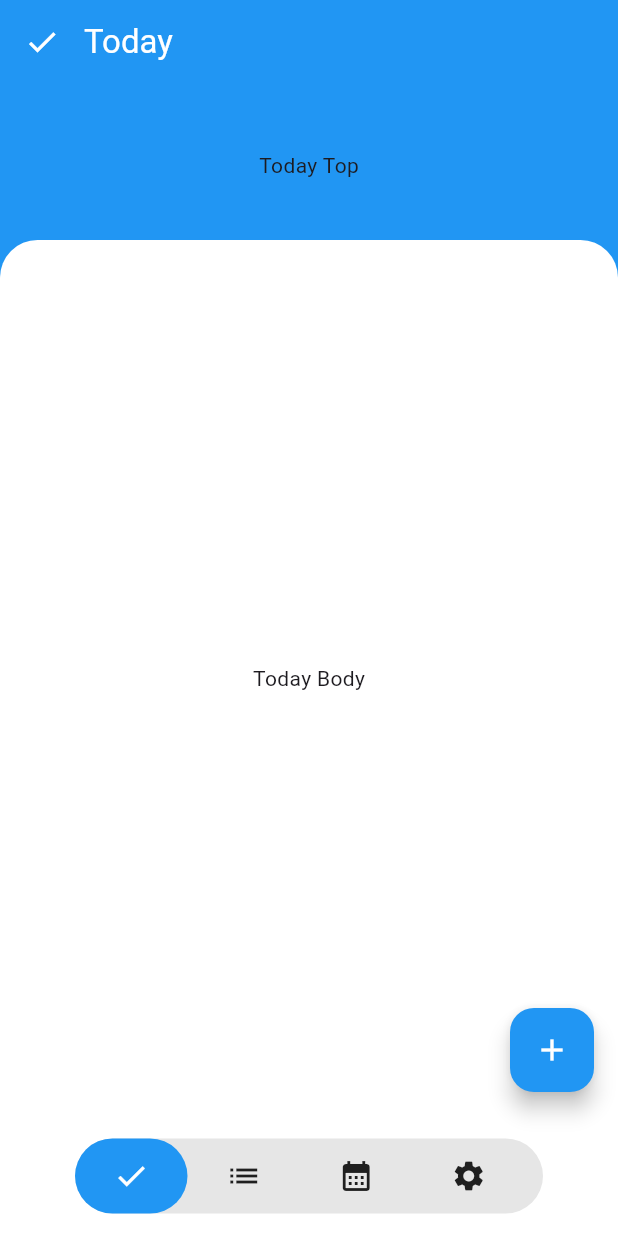
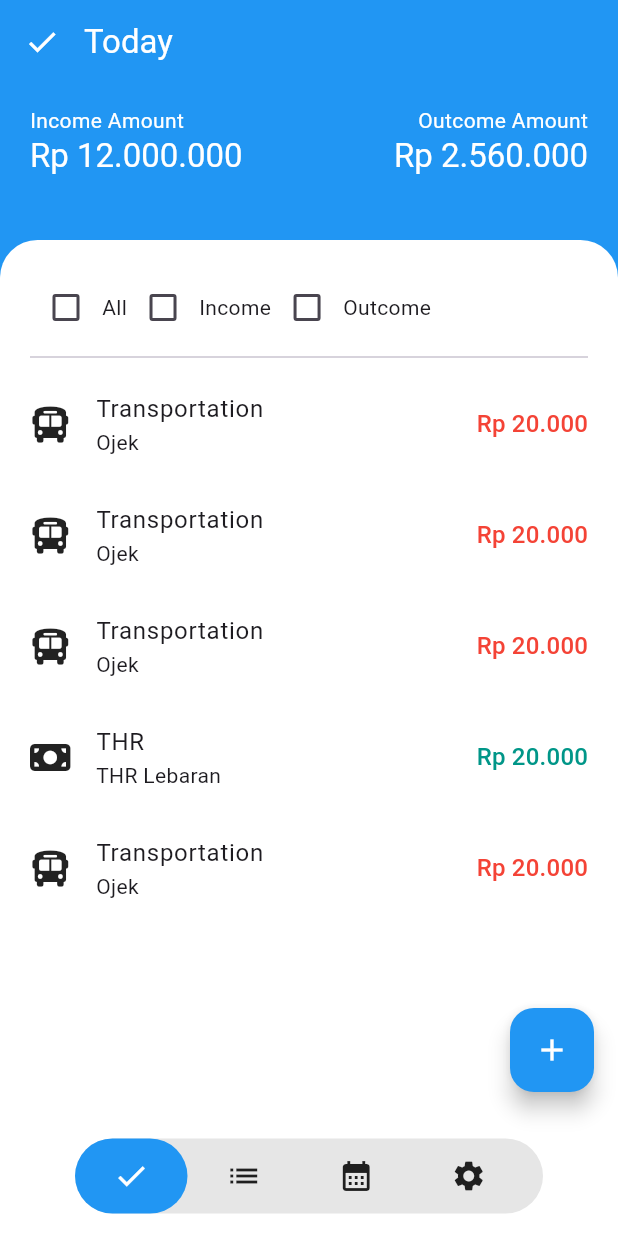
Before and after one commit to ffchrulrozi/my-budget, a Flutter app: the screen it shows after launch, on a phone screen of 412 x 824 dp. Run offline on Flutter 3.47's test engine with Material 3 defaults, Android fonts, the phone set to English and light mode, and no system bars; our stand-ins replace flutter_bloc, font_awesome_flutter, go_router.

Commit message:
new ui: today

```diff
--- /dev/null
+++ b/lib/features/today/models/item.dart
@@ -0,0 +1,22 @@
+import 'package:flutter/material.dart';
+
+class Item {
+  final String type;
+  final IconData icon;
+  final String title;
+  final String desc;
+  final int amount;
+
+  Item({
+    required this.type,
+    required this.icon,
+    required this.title,
+    required this.desc,
+    required this.amount,
+  });
+}
+
+class ItemType{
+  static String INCOME = "INCOME";
+  static String OUTCOME = "OUTCOME";
+}
--- a/lib/features/today/screens/today_body_screen.dart
+++ b/lib/features/today/screens/today_body_screen.dart
@@ -1,12 +1,23 @@
 import 'package:flutter/material.dart';
+import 'package:my_budget/features/today/screens/widgets/today_item_category_widget.dart';
+import 'package:my_budget/features/today/screens/widgets/today_item_widget.dart';
 
 class TodayBodyScreen extends StatelessWidget {
   const TodayBodyScreen({super.key});
 
   @override
   Widget build(BuildContext context) {
-    return Center(
-      child: Text("Today Body"),
+    return Padding(
+      padding: EdgeInsets.all(20),
+      child: Column(
+        children: [
+          TodayItemCategoryWidget(),
+          Divider(),
+          Expanded(
+            child: TodayItemWidget(),
+          )
+        ],
+      ),
     );
   }
 }
--- a/lib/features/today/screens/today_top_screen.dart
+++ b/lib/features/today/screens/today_top_screen.dart
@@ -1,12 +1,55 @@
 import 'package:flutter/material.dart';
+import 'package:my_budget/utils/helper/money_helper.dart';
+import 'package:my_budget/utils/helper/style_helper.dart';
+import 'package:intl/intl.dart';
 
 class TodayTopScreen extends StatelessWidget {
   const TodayTopScreen({super.key});
 
   @override
   Widget build(BuildContext context) {
-    return Center(
-      child: Text("Today Top"),
+    return Row(
+      mainAxisAlignment: MainAxisAlignment.spaceBetween,
+      children: [
+        TopBox(
+          label: "Income Amount",
+          value: 12000000,
+          crossAxisAlignment: CrossAxisAlignment.start,
+        ),
+        TopBox(
+          label: "Outcome Amount",
+          value: 2560000,
+          crossAxisAlignment: CrossAxisAlignment.end,
+        ),
+      ],
     );
   }
 }
+
+class TopBox extends StatelessWidget {
+  final String label;
+  final int value;
+  final CrossAxisAlignment crossAxisAlignment;
+  const TopBox(
+      {required this.label,
+      required this.value,
+      required this.crossAxisAlignment,
+      super.key});
+
+  @override
+  Widget build(BuildContext context) {
+    return Column(
+      crossAxisAlignment: crossAxisAlignment,
+      children: [
+        Text(
+          label,
+          style: text(context).bodyMedium!.copyWith(color: Colors.white),
+        ),
+        Text(
+          Rupiah(value),
+          style: text(context).titleLarge!.copyWith(color: Colors.white),
+        )
+      ],
+    );
+  }
+}
--- /dev/null
+++ b/lib/features/today/screens/widgets/today_item_category_widget.dart
@@ -0,0 +1,41 @@
+import 'package:flutter/material.dart';
+import 'package:my_budget/utils/helper/divider_helper.dart';
+
+class TodayItemCategoryWidget extends StatelessWidget {
+  const TodayItemCategoryWidget({super.key});
+
+  @override
+  Widget build(BuildContext context) {
+    final items = <ItemCategory>[
+      ItemCategory("All", false),
+      ItemCategory("Income", false),
+      ItemCategory("Outcome", false)
+    ];
+
+    return SizedBox(
+      height: 50,
+      child: ListView.builder(
+        scrollDirection: Axis.horizontal,
+        itemCount: items.length,
+        itemBuilder: (context, index) {
+          return Row(
+            children: [
+              Checkbox(
+                value: items[index].isActive,
+                onChanged: (val) => (),
+              ),
+              Text(items[index].title)
+            ],
+          );
+        },
+      ),
+    );
+  }
+}
+
+class ItemCategory {
+  final String title;
+  final bool isActive;
+
+  ItemCategory(this.title, this.isActive);
+}
--- /dev/null
+++ b/lib/features/today/screens/widgets/today_item_widget.dart
@@ -0,0 +1,86 @@
+import 'package:flutter/material.dart';
+import 'package:font_awesome_flutter/font_awesome_flutter.dart';
+import 'package:intl/intl.dart';
+import 'package:my_budget/features/today/models/item.dart';
+import 'package:my_budget/utils/helper/divider_helper.dart';
+import 'package:my_budget/utils/helper/money_helper.dart';
+import 'package:my_budget/utils/helper/style_helper.dart';
+
+class TodayItemWidget extends StatelessWidget {
+  const TodayItemWidget({super.key});
+
+  @override
+  Widget build(BuildContext context) {
+    final items = <Item>[
+      Item(
+        type: ItemType.OUTCOME,
+        icon: FontAwesomeIcons.bus,
+        title: "Transportation",
+        desc: "Ojek",
+        amount: 20000,
+      ),
+      Item(
+        type: ItemType.OUTCOME,
+        icon: FontAwesomeIcons.bus,
+        title: "Transportation",
+        desc: "Ojek",
+        amount: 20000,
+      ),
+      Item(
+        type: ItemType.OUTCOME,
+        icon: FontAwesomeIcons.bus,
+        title: "Transportation",
+        desc: "Ojek",
+        amount: 20000,
+      ),
+      Item(
+        type: ItemType.INCOME,
+        icon: FontAwesomeIcons.moneyBill,
+        title: "THR",
+        desc: "THR Lebaran",
+        amount: 20000,
+      ),
+      Item(
+        type: ItemType.OUTCOME,
+        icon: FontAwesomeIcons.bus,
+        title: "Transportation",
+        desc: "Ojek",
+        amount: 20000,
+      ),
+    ];
+
+    return ListView.builder(
+      shrinkWrap: true,
+      itemCount: items.length,
+      itemBuilder: (context, index) {
+        final item = items[index];
+
+        return Container(
+          padding: EdgeInsets.symmetric(vertical: 15),
+          child: Row(
+            children: [
+              Icon(item.icon),
+              h(2),
+              Column(
+                crossAxisAlignment: CrossAxisAlignment.start,
+                children: [
+                  Text(
+                    item.title,
+                    style: text(context).bodyLarge,
+                  ),
+                  Text(item.desc),
+                ],
+              ),
+              Spacer(),
+              Text(
+                Rupiah(item.amount),
+                style: text(context).titleMedium!.copyWith(
+                    color: item.type == ItemType.OUTCOME ? Colors.red : Colors.teal),
+              )
+            ],
+          ),
+        );
+      },
+    );
+  }
+}
--- /dev/null
+++ b/lib/utils/helper/money_helper.dart
@@ -0,0 +1,3 @@
+import 'package:intl/intl.dart';
+
+String Rupiah(int number)=>NumberFormat.currency(locale: "id", symbol: "Rp ", decimalDigits: 0).format(number);
```
